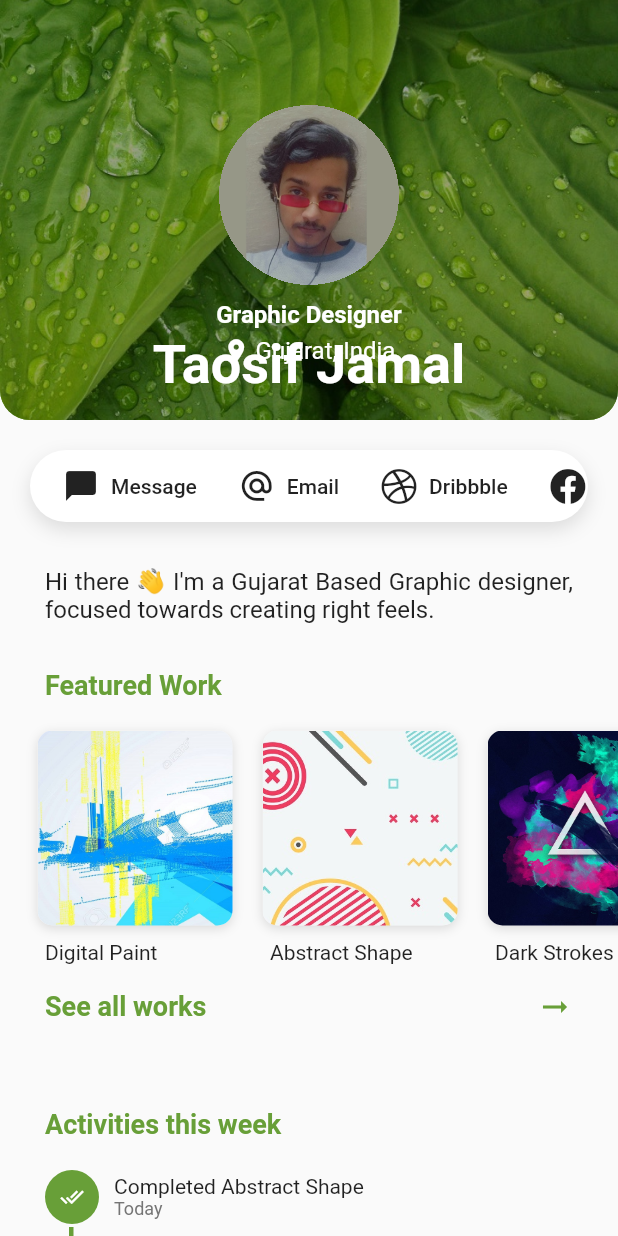
After one commit to devanshkaria88/screenify, a Flutter app: the DesignerPortfolio screen opened directly, on a phone screen of 412 x 824 dp. The commit adds this screen. Run offline on Flutter 3.47's test engine with Material 2 defaults, Android fonts, the phone set to English and light mode, and no system bars; our stand-ins replace font_awesome_flutter, google_fonts, percent_indicator.

Commit message:
Added DesignerPortfolio screen in ProfileScreens

```diff
--- a/lib/ListModel/profilescreenslistmodel.dart
+++ b/lib/ListModel/profilescreenslistmodel.dart
@@ -1,8 +1,6 @@
-import 'package:screenify/Screens/LoginScreens/muziko/muziko.dart';
-import 'package:screenify/Screens/ProfileScreens/DesignerProfile/DesignerProfile.dart';
+import 'package:screenify/Screens/ProfileScreens/DesignerPortfolio/DesignerPortfolio.dart';
 import 'package:screenify/constants.dart';
 
-
 List<Map<String, dynamic>> ProfileScreens = [
-
+  {'screen': DesignerPortfolio(), 'name': "Designer Portfolio", 'image': '$profilescreens/designerportfolio/thumb.jpg'}
 ];
--- /dev/null
+++ b/lib/Screens/ProfileScreens/DesignerPortfolio/DesignerPortfolio.dart
@@ -0,0 +1,302 @@
+import 'package:flutter/cupertino.dart';
+import 'package:flutter/gestures.dart';
+import 'package:flutter/material.dart';
+import 'package:flutter/painting.dart';
+import 'package:flutter/widgets.dart';
+import 'package:font_awesome_flutter/font_awesome_flutter.dart';
+import 'package:screenify/constants.dart';
+
+class DesignerPortfolio extends StatefulWidget {
+  String assetFolder = "$profilescreens/designerportfolio/";
+
+  Map<String, dynamic> user = {
+    'Name': 'Taosif Jamal',
+    'ProfileImage': 'profilepic.jpg',
+    'CoverImage': 'cover.jpg',
+    'Location': 'Gujarat, India',
+    'Profession': 'Graphic Designer',
+    'About': 'Hi there 👋 I\'m a Gujarat Based Graphic designer, focused towards creating right feels.',
+    'Social': [
+      {'Icon': Icons.messenger, 'Platform': 'Message', 'Handle': 'Message/Taosif7'},
+      {'Icon': Icons.alternate_email_outlined, 'Platform': 'Email', 'Handle': 'mailto:Taosif7@gmail.com'},
+      {'Icon': FontAwesomeIcons.dribbble, 'Platform': 'Dribbble', 'Handle': 'Dribbble.com/Toasif7'},
+      {'Icon': FontAwesomeIcons.facebook, 'Platform': 'Facebook', 'Handle': 'Facebook.com/Taosif7'},
+      {'Icon': FontAwesomeIcons.instagram, 'Platform': 'Instagram', 'Handle': 'Instagram.com/Taosif7'},
+      {'Icon': FontAwesomeIcons.linkedin, 'Platform': 'LinkedIn', 'Handle': 'Linkedin.com/Taosif7'},
+    ]
+  };
+
+  List<Map<String, dynamic>> featuredPosts = [
+    {
+      'Title': 'Digital Paint',
+      'Thumb': 'digital_paint.jpg',
+    },
+    {
+      'Title': 'Abstract Shape',
+      'Thumb': 'abstract_shape.jpg',
+    },
+    {
+      'Title': 'Dark Strokes',
+      'Thumb': 'dark_strokes.jpg',
+    },
+    {
+      'Title': 'Green Energy',
+      'Thumb': 'green_energy.jpg',
+    },
+    {
+      'Title': 'Fast Lines',
+      'Thumb': 'fast_lines.jpg',
+    },
+  ];
+
+  List<Map<String, dynamic>> userActivities = [
+    {
+      'Icon': Icons.done_all,
+      'Title': 'Completed Abstract Shape',
+      'Time': 'Today',
+    },
+    {
+      'Icon': Icons.edit,
+      'Title': 'Worked on Abstract Shape',
+      'Time': 'Yesterday',
+    },
+    {
+      'Icon': Icons.done_all,
+      'Title': 'Completed Fast Lines',
+      'Time': '2 Days Ago',
+    },
+    {
+      'Icon': Icons.fiber_new_rounded,
+      'Title': 'Started Working on Abstract Shape',
+      'Time': '3 Days Ago',
+    },
+    {
+      'Icon': Icons.edit,
+      'Title': 'Worked on Fast Lines',
+      'Time': '4 Days Ago',
+    },
+  ];
+
+  // Average colour of the Cover Image
+  Color ProfieAccentColour = Colors.lightGreen[700];
+
+  @override
+  _DesignerPortfolioState createState() => new _DesignerPortfolioState();
+}
+
+class _DesignerPortfolioState extends State<DesignerPortfolio> {
+  @override
+  Widget build(BuildContext context) {
+    return Scaffold(
+      body: NestedScrollView(
+        headerSliverBuilder: (BuildContext context, bool innerBoxIsScrolled) {
+          return <Widget>[
+            SliverAppBar(
+              expandedHeight: 280.0,
+              floating: false,
+              leading: Container(),
+              pinned: true,
+              backgroundColor: widget.ProfieAccentColour,
+              shape: RoundedRectangleBorder(
+                  borderRadius: const BorderRadius.only(bottomLeft: Radius.circular(20), bottomRight: Radius.circular(20))),
+              flexibleSpace: ClipRRect(
+                borderRadius: const BorderRadius.only(bottomLeft: Radius.circular(20), bottomRight: Radius.circular(20)),
+                child: FlexibleSpaceBar(
+                    collapseMode: CollapseMode.pin,
+                    centerTitle: true,
+                    title: Text(widget.user['Name'],
+                        style: TextStyle(color: Colors.white, fontSize: 24.0, fontWeight: FontWeight.bold)),
+                    background: Container(
+                      decoration: BoxDecoration(
+                          color: Colors.transparent,
+                          image: DecorationImage(
+                              colorFilter: ColorFilter.mode(Colors.black38, BlendMode.darken),
+                              image: AssetImage(
+                                widget.assetFolder + widget.user['CoverImage'],
+                              ),
+                              fit: BoxFit.cover)),
+                      child: Column(
+                        children: [
+                          SizedBox(height: 70),
+                          Container(
+                            height: 120,
+                            width: 120,
+                            clipBehavior: Clip.hardEdge,
+                            decoration: BoxDecoration(shape: BoxShape.circle),
+                            child: Image.asset(
+                              widget.assetFolder + widget.user['ProfileImage'],
+                              fit: BoxFit.fitWidth,
+                            ),
+                          ),
+                          SizedBox(height: 10),
+                          Text(
+                            widget.user['Profession'],
+                            style: TextStyle(color: Colors.white, fontSize: 16, fontWeight: FontWeight.bold),
+                          ),
+                          SizedBox(height: 5),
+                          RichText(
+                              text: TextSpan(
+                            children: [
+                              WidgetSpan(child: Icon(Icons.location_on, size: 18, color: Colors.white)),
+                              TextSpan(text: " " + widget.user['Location'], style: TextStyle(fontSize: 16)),
+                            ],
+                          ))
+                        ],
+                      ),
+                    )),
+              ),
+            ),
+          ];
+        },
+        body: SingleChildScrollView(
+          physics: BouncingScrollPhysics(),
+          child: Column(
+            crossAxisAlignment: CrossAxisAlignment.start,
+            children: [
+              Container(
+                margin: EdgeInsets.only(left: 20, right: 20, top: 20),
+                width: double.infinity,
+                decoration: BoxDecoration(
+                    shape: BoxShape.rectangle,
+                    boxShadow: [BoxShadow(offset: Offset(0, 5), blurRadius: 10, color: Colors.black12)],
+                    color: Colors.white,
+                    borderRadius: BorderRadius.all(Radius.circular(100))),
+                child: SingleChildScrollView(
+                  physics: BouncingScrollPhysics(),
+                  scrollDirection: Axis.horizontal,
+                  padding: EdgeInsets.only(left: 10, right: 10),
+                  child: Row(
+                    mainAxisSize: MainAxisSize.max,
+                    mainAxisAlignment: MainAxisAlignment.spaceEvenly,
+                    children: [
+                      ...List<Widget>.generate(widget.user['Social'].length, (index) {
+                        return new FlatButton.icon(
+                          icon: Icon(widget.user['Social'][index]['Icon']),
+                          label: Text(widget.user['Social'][index]['Platform']),
+                          onPressed: () {},
+                          shape: RoundedRectangleBorder(borderRadius: const BorderRadius.all(Radius.circular(20))),
+                        );
+                      })
+                    ],
+                  ),
+                ),
+              ),
+              Padding(
+                padding: const EdgeInsets.only(left: 30, right: 30, top: 30),
+                child: Text(
+                  widget.user['About'],
+                  textAlign: TextAlign.justify,
+                  style: TextStyle(fontSize: 16),
+                ),
+              ),
+              Padding(
+                padding: const EdgeInsets.only(left: 30, top: 30, bottom: 10),
+                child: Text(
+                  "Featured Work",
+                  style: TextStyle(fontSize: 18, fontWeight: FontWeight.bold, color: widget.ProfieAccentColour),
+                  textAlign: TextAlign.start,
+                ),
+              ),
+              SingleChildScrollView(
+                physics: BouncingScrollPhysics(),
+                scrollDirection: Axis.horizontal,
+                padding: EdgeInsets.symmetric(horizontal: 15),
+                child: Row(
+                  children: List<Widget>.generate(widget.featuredPosts.length, (index) {
+                    return Column(
+                      crossAxisAlignment: CrossAxisAlignment.start,
+                      children: [
+                        Container(
+                          child: ClipRRect(
+                            child: Material(
+                              child: Ink.image(
+                                image: AssetImage(widget.assetFolder + widget.featuredPosts[index]['Thumb']),
+                                fit: BoxFit.cover,
+                                child: InkWell(onTap: () {}, splashColor: widget.ProfieAccentColour.withOpacity(0.1)),
+                              ),
+                            ),
+                            borderRadius: BorderRadius.all(Radius.circular(10)),
+                          ),
+                          margin: EdgeInsets.all(10),
+                          height: 130,
+                          width: 130,
+                          decoration: BoxDecoration(
+                              borderRadius: BorderRadius.all(Radius.circular(10)),
+                              shape: BoxShape.rectangle,
+                              boxShadow: [BoxShadow(color: Colors.black12, offset: Offset(0, 2), blurRadius: 5)]),
+                        ),
+                        Padding(
+                          padding: const EdgeInsets.only(left: 15),
+                          child: Text(widget.featuredPosts[index]['Title']),
+                        )
+                      ],
+                    );
+                  }),
+                ),
+              ),
+              ListTile(
+                title: Text("See all works",
+                    style: TextStyle(color: widget.ProfieAccentColour, fontSize: 18, fontWeight: FontWeight.bold)),
+                trailing: Icon(Icons.arrow_right_alt_outlined, color: widget.ProfieAccentColour),
+                onTap: () {},
+                contentPadding: EdgeInsets.symmetric(horizontal: 30),
+              ),
+              Padding(
+                padding: const EdgeInsets.only(left: 30, top: 40, bottom: 20),
+                child: Text(
+                  "Activities this week",
+                  style: TextStyle(fontSize: 18, fontWeight: FontWeight.bold, color: widget.ProfieAccentColour),
+                  textAlign: TextAlign.start,
+                ),
+              ),
+              ...List<Widget>.generate(widget.userActivities.length, (index) {
+                return Padding(
+                  padding: EdgeInsets.symmetric(horizontal: 30),
+                  child: Column(
+                    crossAxisAlignment: CrossAxisAlignment.start,
+                    children: [
+                      Row(
+                        children: [
+                          Container(
+                            child: Icon(widget.userActivities[index]['Icon'], color: Colors.white, size: 16),
+                            padding: EdgeInsets.all(10),
+                            decoration: BoxDecoration(shape: BoxShape.circle, color: widget.ProfieAccentColour),
+                            margin: EdgeInsets.only(right: 10),
+                          ),
+                          Column(
+                            crossAxisAlignment: CrossAxisAlignment.start,
+                            children: [
+                              Text(widget.userActivities[index]['Title']),
+                              Text(widget.userActivities[index]['Time'],
+                                  style: TextStyle(fontSize: 12, color: Colors.grey.shade600)),
+                            ],
+                          )
+                        ],
+                      ),
+                      if (index != widget.userActivities.length - 1)
+                        Container(
+                          height: 15,
+                          width: 3,
+                          margin: EdgeInsets.symmetric(horizontal: 16, vertical: 2),
+                          color: widget.ProfieAccentColour,
+                        )
+                    ],
+                  ),
+                );
+              }),
+              Container(
+                width: double.infinity,
+                padding: const EdgeInsets.only(top: 40, bottom: 20),
+                child: Text(
+                  "No Graphics on this page are mine",
+                  textAlign: TextAlign.center,
+                  style: TextStyle(color: Colors.redAccent, fontWeight: FontWeight.bold),
+                ),
+              )
+            ],
+          ),
+        ),
+      ),
+    );
+  }
+}
--- a/pubspec.yaml
+++ b/pubspec.yaml
@@ -58,10 +58,13 @@ flutter:
 
 
 
-#      <--------------------------  Add HomeScreen related sub-folders here --------------------------->
+#      <--------------------------  Add LoginScreen related sub-folders here --------------------------->
 
     - assets/images/loginscreens/muziko/
 
+#      <--------------------------  Add ProfileScreen related sub-folders here --------------------------->
+
+    - assets/images/profilescreens/designerportfolio/
 
   # An image asset can refer to one or more resolution-specific "variants", see
   # https://flutter.dev/assets-and-images/#resolution-aware.
```
Also changed, not shown: assets/images/profilescreens/designerportfolio/abstract_shape.jpg (added), assets/images/profilescreens/designerportfolio/cover.jpg (added), assets/images/profilescreens/designerportfolio/dark_strokes.jpg (added), assets/images/profilescreens/designerportfolio/digital_paint.jpg (added), assets/images/profilescreens/designerportfolio/fast_lines.jpg (added), assets/images/profilescreens/designerportfolio/green_energy.jpg (added), assets/images/profilescreens/designerportfolio/profilepic.jpg (added), assets/images/profilescreens/designerportfolio/thumb.jpg (added), pubspec.lock.
